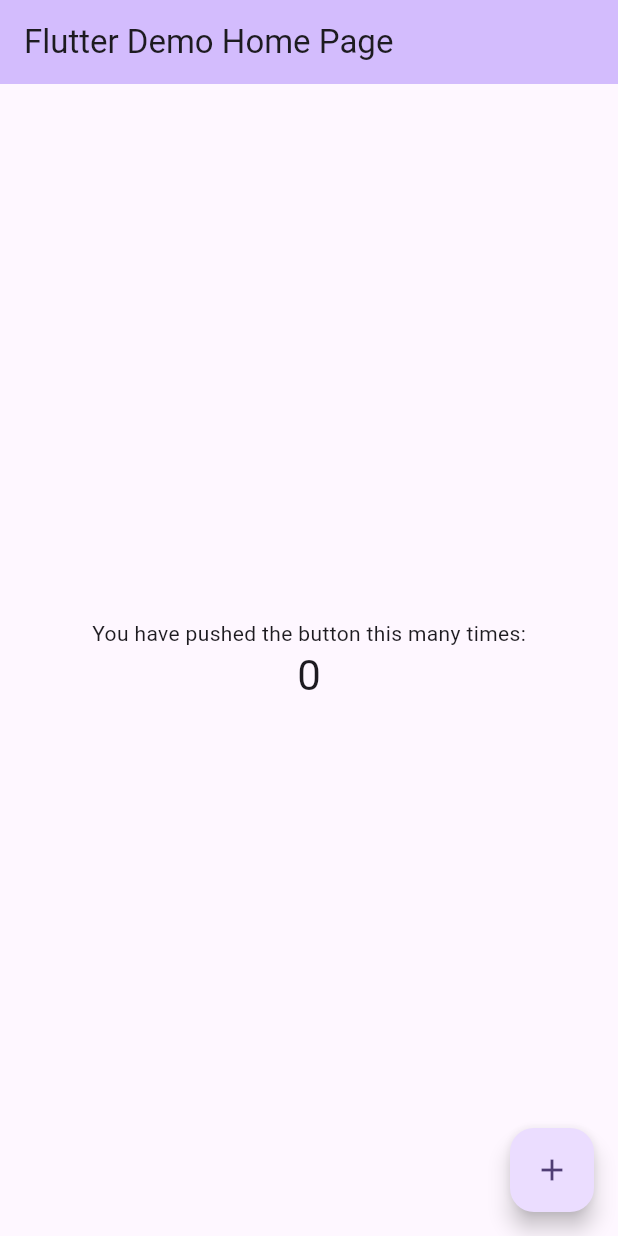
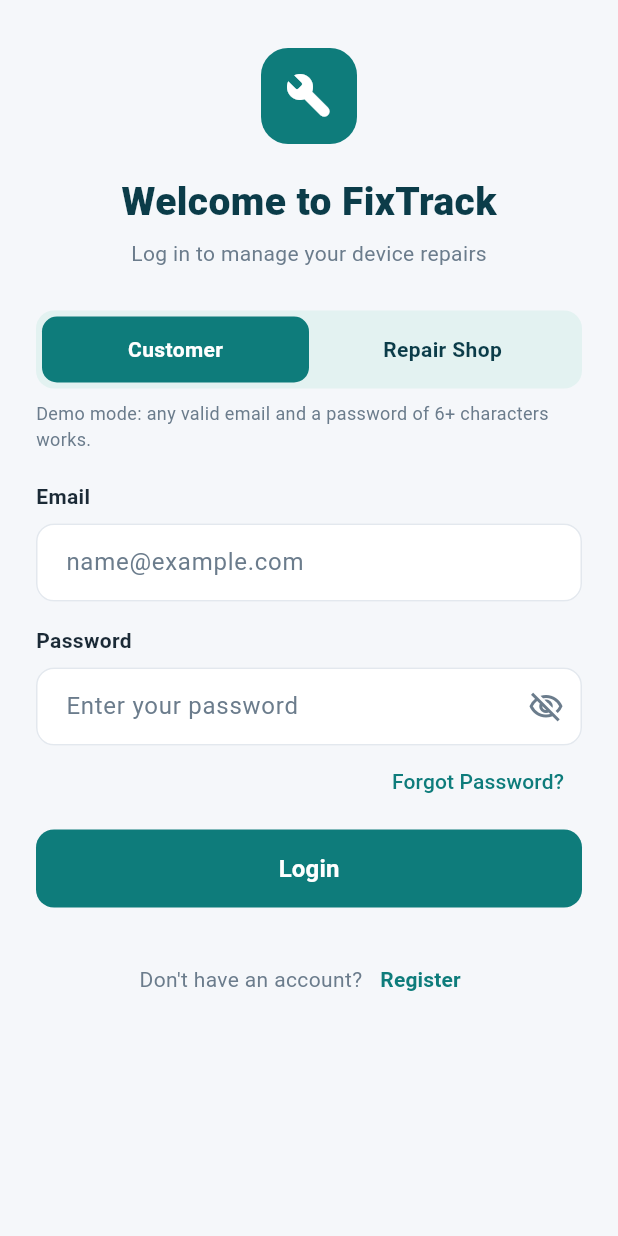
Before and after one commit to Crus-Kai-Neo/FixTrack, a Flutter app: the screen it shows after launch, on a phone screen of 412 x 824 dp. Run offline on Flutter 3.47's test engine with Material 3 defaults, Android fonts, the phone set to English and light mode, and no system bars.

Commit message:
Add login and registration screens

```diff
--- a/lib/main.dart
+++ b/lib/main.dart
@@ -1,122 +1,21 @@
 import 'package:flutter/material.dart';
+import 'screens/auth/login_screen.dart';
+import 'theme/app_theme.dart';
 
 void main() {
-  runApp(const MyApp());
+  runApp(const FixTrackApp());
 }
 
-class MyApp extends StatelessWidget {
-  const MyApp({super.key});
+class FixTrackApp extends StatelessWidget {
+  const FixTrackApp({super.key});
 
-  // This widget is the root of your application.
   @override
   Widget build(BuildContext context) {
     return MaterialApp(
-      title: 'Flutter Demo',
-      theme: ThemeData(
-        // This is the theme of your application.
-        //
-        // TRY THIS: Try running your application with "flutter run". You'll see
-        // the application has a purple toolbar. Then, without quitting the app,
-        // try changing the seedColor in the colorScheme below to Colors.green
-        // and then invoke "hot reload" (save your changes or press the "hot
-        // reload" button in a Flutter-supported IDE, or press "r" if you used
-        // the command line to start the app).
-        //
-        // Notice that the counter didn't reset back to zero; the application
-        // state is not lost during the reload. To reset the state, use hot
-        // restart instead.
-        //
-        // This works for code too, not just values: Most code changes can be
-        // tested with just a hot reload.
-        colorScheme: .fromSeed(seedColor: Colors.deepPurple),
-      ),
-      home: const MyHomePage(title: 'Flutter Demo Home Page'),
+      title: 'FixTrack',
+      debugShowCheckedModeBanner: false,
+      theme: AppTheme.light,
+      home: const LoginScreen(),
     );
   }
 }
-
-class MyHomePage extends StatefulWidget {
-  const MyHomePage({super.key, required this.title});
-
-  // This widget is the home page of your application. It is stateful, meaning
-  // that it has a State object (defined below) that contains fields that affect
-  // how it looks.
-
-  // This class is the configuration for the state. It holds the values (in this
-  // case the title) provided by the parent (in this case the App widget) and
-  // used by the build method of the State. Fields in a Widget subclass are
-  // always marked "final".
-
-  final String title;
-
-  @override
-  State<MyHomePage> createState() => _MyHomePageState();
-}
-
-class _MyHomePageState extends State<MyHomePage> {
-  int _counter = 0;
-
-  void _incrementCounter() {
-    setState(() {
-      // This call to setState tells the Flutter framework that something has
-      // changed in this State, which causes it to rerun the build method below
-      // so that the display can reflect the updated values. If we changed
-      // _counter without calling setState(), then the build method would not be
-      // called again, and so nothing would appear to happen.
-      _counter++;
-    });
-  }
-
-  @override
-  Widget build(BuildContext context) {
-    // This method is rerun every time setState is called, for instance as done
-    // by the _incrementCounter method above.
-    //
-    // The Flutter framework has been optimized to make rerunning build methods
-    // fast, so that you can just rebuild anything that needs updating rather
-    // than having to individually change instances of widgets.
-    return Scaffold(
-      appBar: AppBar(
-        // TRY THIS: Try changing the color here to a specific color (to
-        // Colors.amber, perhaps?) and trigger a hot reload to see the AppBar
-        // change color while the other colors stay the same.
-        backgroundColor: Theme.of(context).colorScheme.inversePrimary,
-        // Here we take the value from the MyHomePage object that was created by
-        // the App.build method, and use it to set our appbar title.
-        title: Text(widget.title),
-      ),
-      body: Center(
-        // Center is a layout widget. It takes a single child and positions it
-        // in the middle of the parent.
-        child: Column(
-          // Column is also a layout widget. It takes a list of children and
-          // arranges them vertically. By default, it sizes itself to fit its
-          // children horizontally, and tries to be as tall as its parent.
-          //
-          // Column has various properties to control how it sizes itself and
-          // how it positions its children. Here we use mainAxisAlignment to
-          // center the children vertically; the main axis here is the vertical
-          // axis because Columns are vertical (the cross axis would be
-          // horizontal).
-          //
-          // TRY THIS: Invoke "debug painting" (choose the "Toggle Debug Paint"
-          // action in the IDE, or press "p" in the console), to see the
-          // wireframe for each widget.
-          mainAxisAlignment: .center,
-          children: [
-            const Text('You have pushed the button this many times:'),
-            Text(
-              '$_counter',
-              style: Theme.of(context).textTheme.headlineMedium,
-            ),
-          ],
-        ),
-      ),
-      floatingActionButton: FloatingActionButton(
-        onPressed: _incrementCounter,
-        tooltip: 'Increment',
-        child: const Icon(Icons.add),
-      ),
-    );
-  }
-}
--- a/lib/screens/auth/login_screen.dart
+++ b/lib/screens/auth/login_screen.dart
@@ -0,0 +1,176 @@
+import 'package:flutter/material.dart';
+import '../../services/mock_service.dart';
+import '../../theme/app_colors.dart';
+import '../../widgets/app_text_field.dart';
+import '../../widgets/common_widgets.dart';
+import '../../widgets/primary_button.dart';
+import '../business/business_shell.dart';
+import '../customer/customer_shell.dart';
+import 'register_screen.dart';
+
+/// Figure 2 - FixTrack Login/Registration (login part).
+class LoginScreen extends StatefulWidget {
+  const LoginScreen({super.key});
+
+  @override
+  State<LoginScreen> createState() => _LoginScreenState();
+}
+
+class _LoginScreenState extends State<LoginScreen> {
+  final _formKey = GlobalKey<FormState>();
+  final _emailController = TextEditingController();
+  final _passwordController = TextEditingController();
+
+  bool _isCustomer = true; // true = Customer, false = Repair Shop
+  bool _isLoading = false;
+
+  @override
+  void dispose() {
+    _emailController.dispose();
+    _passwordController.dispose();
+    super.dispose();
+  }
+
+  String? _validateEmail(String? value) {
+    if (value == null || value.trim().isEmpty) return 'Please enter your email';
+    final ok = RegExp(r'^[^@\s]+@[^@\s]+\.[^@\s]+$').hasMatch(value.trim());
+    return ok ? null : 'Enter a valid email address';
+  }
+
+  String? _validatePassword(String? value) {
+    if (value == null || value.isEmpty) return 'Please enter your password';
+    if (value.length < 6) return 'Password must be at least 6 characters';
+    return null;
+  }
+
+  Future<void> _login() async {
+    if (!_formKey.currentState!.validate()) return;
+
+    setState(() => _isLoading = true);
+    // TODO: replace with a real API call when the backend is ready.
+    await Future.delayed(const Duration(milliseconds: 800));
+    if (!mounted) return;
+    setState(() => _isLoading = false);
+
+    MockService.instance.login(
+      _isCustomer ? UserRole.customer : UserRole.business,
+      _emailController.text.trim(),
+    );
+
+    Navigator.pushReplacement(
+      context,
+      MaterialPageRoute(
+        builder: (_) =>
+            _isCustomer ? const CustomerShell() : const BusinessShell(),
+      ),
+    );
+  }
+
+  @override
+  Widget build(BuildContext context) {
+    return Scaffold(
+      body: SafeArea(
+        child: SingleChildScrollView(
+          padding: const EdgeInsets.symmetric(horizontal: 24, vertical: 32),
+          child: Form(
+            key: _formKey,
+            child: Column(
+              crossAxisAlignment: CrossAxisAlignment.start,
+              children: [
+                Center(
+                  child: Container(
+                    height: 64,
+                    width: 64,
+                    decoration: BoxDecoration(
+                      color: AppColors.primary,
+                      borderRadius: BorderRadius.circular(18),
+                    ),
+                    child: const Icon(Icons.build_rounded,
+                        color: Colors.white, size: 32),
+                  ),
+                ),
+                const SizedBox(height: 20),
+                const Center(
+                  child: Text('Welcome to FixTrack',
+                      style: TextStyle(
+                          fontSize: 26,
+                          fontWeight: FontWeight.w800,
+                          color: AppColors.primaryDark)),
+                ),
+                const SizedBox(height: 6),
+                const Center(
+                  child: Text('Log in to manage your device repairs',
+                      style: TextStyle(color: AppColors.textMuted)),
+                ),
+                const SizedBox(height: 28),
+                RoleSelector(
+                  isCustomer: _isCustomer,
+                  onChanged: (v) => setState(() => _isCustomer = v),
+                ),
+                const SizedBox(height: 8),
+                const Text(
+                  'Demo mode: any valid email and a password of 6+ characters works.',
+                  style: TextStyle(fontSize: 12, color: AppColors.textMuted),
+                ),
+                const SizedBox(height: 20),
+                AppTextField(
+                  label: 'Email',
+                  hint: 'name@example.com',
+                  controller: _emailController,
+                  keyboardType: TextInputType.emailAddress,
+                  validator: _validateEmail,
+                ),
+                const SizedBox(height: 16),
+                AppTextField(
+                  label: 'Password',
+                  hint: 'Enter your password',
+                  controller: _passwordController,
+                  isPassword: true,
+                  validator: _validatePassword,
+                ),
+                Align(
+                  alignment: Alignment.centerRight,
+                  child: TextButton(
+                    onPressed: () {
+                      ScaffoldMessenger.of(context).showSnackBar(
+                        const SnackBar(
+                            content: Text(
+                                'Password reset is not available in this version.')),
+                      );
+                    },
+                    child: const Text('Forgot Password?',
+                        style: TextStyle(color: AppColors.primary)),
+                  ),
+                ),
+                const SizedBox(height: 8),
+                PrimaryButton(
+                    text: 'Login', isLoading: _isLoading, onPressed: _login),
+                const SizedBox(height: 24),
+                Row(
+                  mainAxisAlignment: MainAxisAlignment.center,
+                  children: [
+                    const Text("Don't have an account?",
+                        style: TextStyle(color: AppColors.textMuted)),
+                    TextButton(
+                      onPressed: () {
+                        Navigator.push(
+                          context,
+                          MaterialPageRoute(
+                              builder: (_) => const RegisterScreen()),
+                        );
+                      },
+                      child: const Text('Register',
+                          style: TextStyle(
+                              color: AppColors.primary,
+                              fontWeight: FontWeight.w700)),
+                    ),
+                  ],
+                ),
+              ],
+            ),
+          ),
+        ),
+      ),
+    );
+  }
+}
```
Also changed, not shown: lib/screens/auth/register_screen.dart (added, +175 -0 lines).
